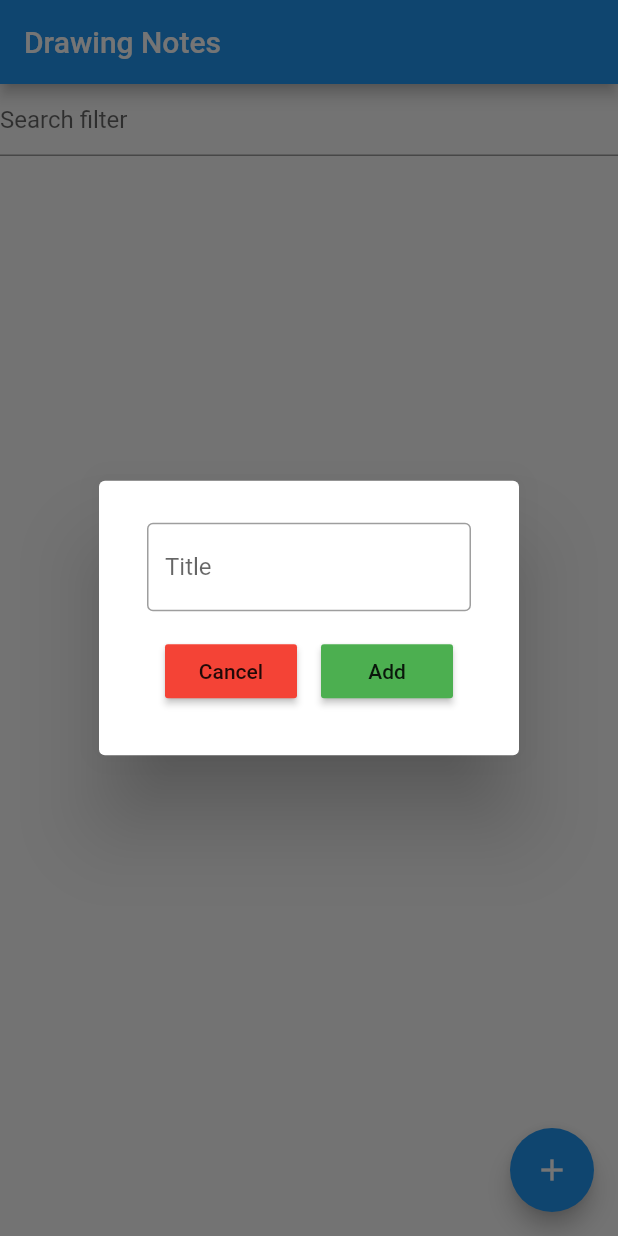
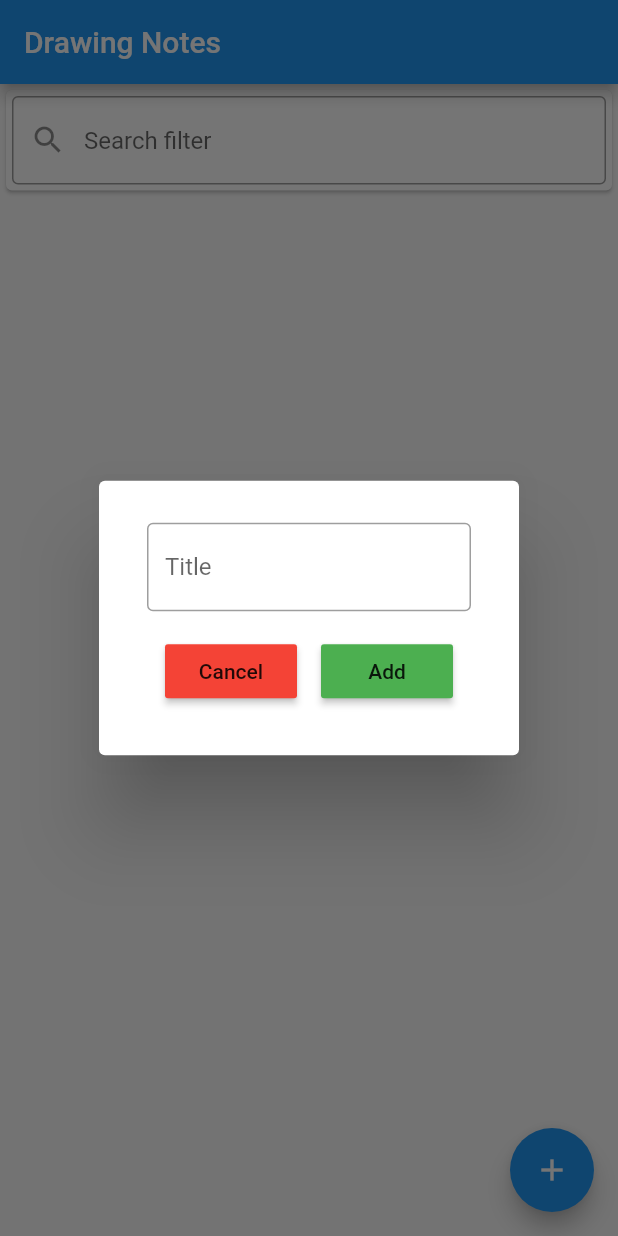
Before and after one commit to ChaxuGarg/Drawing_Notes_App, a Flutter app: the screen it shows after launch, after a tap on the "add" icon, on a phone screen of 412 x 824 dp. Run offline on Flutter 3.47's test engine with Material 2 defaults, Android fonts, the phone set to English and light mode, and no system bars; our stand-ins replace shared_preferences.

Commit message:
Improved UI

```diff
--- a/lib/main_screen.dart
+++ b/lib/main_screen.dart
@@ -32,6 +32,21 @@ class _MainScreenState extends State<MainScreen> {
     });
   }
 
+  // ignore: non_constant_identifier_names
+  ListTile return_list_tile (String title, List<Offset> result){
+    return ListTile(
+      title: Text(
+          title,
+        style: TextStyle(
+          fontSize: 40.0,
+          fontWeight: FontWeight.w500,
+        ),
+      ),
+      onTap: () {
+        Navigator.push(context, MaterialPageRoute(builder: (context) => DrawingScreen(points: result)));
+      },
+    );
+  }
   _showDialog(context) {
     showDialog(
         context: context,
@@ -85,10 +100,7 @@ class _MainScreenState extends State<MainScreen> {
                                     ));
                                 setState(() {
                                   _points.add(result);
-                                  drawingWidgets.add(ListTile(title: Text(newDrawing.text), onTap: () {Navigator.push(context, MaterialPageRoute(builder: (context) => DrawingScreen(points: result)));
-
-                                    },
-                                  ));
+                                  drawingWidgets.add(return_list_tile(newDrawing.text, result));
                                   newDrawingList = List.from(drawingWidgets);
                                   newDrawing.text = "";
                                   Navigator.of(dialogContext).pop();
@@ -120,16 +132,26 @@ class _MainScreenState extends State<MainScreen> {
       appBar: AppBar(
         title: Text("Drawing Notes"),
       ),
-      body: ListView(
+      body: Card(
+        child: Column(
+          mainAxisSize: MainAxisSize.min,
           children: <Widget> [
-          TextField(
+            Padding(
+                padding: EdgeInsets.all((4.0)),
+                child: TextField(
+                  scrollPadding: EdgeInsets.all(8.0),
                   controller: search,
                   decoration: InputDecoration(
                     hintText: 'Search filter',
+                    prefixIcon: Icon(Icons.search),
+                    border: OutlineInputBorder(
+                        borderSide: BorderSide(color: Colors.blue)
+                    ),
                   ),
                   onChanged: onItemChanged,
+                ),
+            ) ] + newDrawingList,
           )
-        ] + newDrawingList,
         ),
       floatingActionButton: FloatingActionButton(
         tooltip: "Add",
```
Lines whose indentation alone changed are shown as unchanged.
